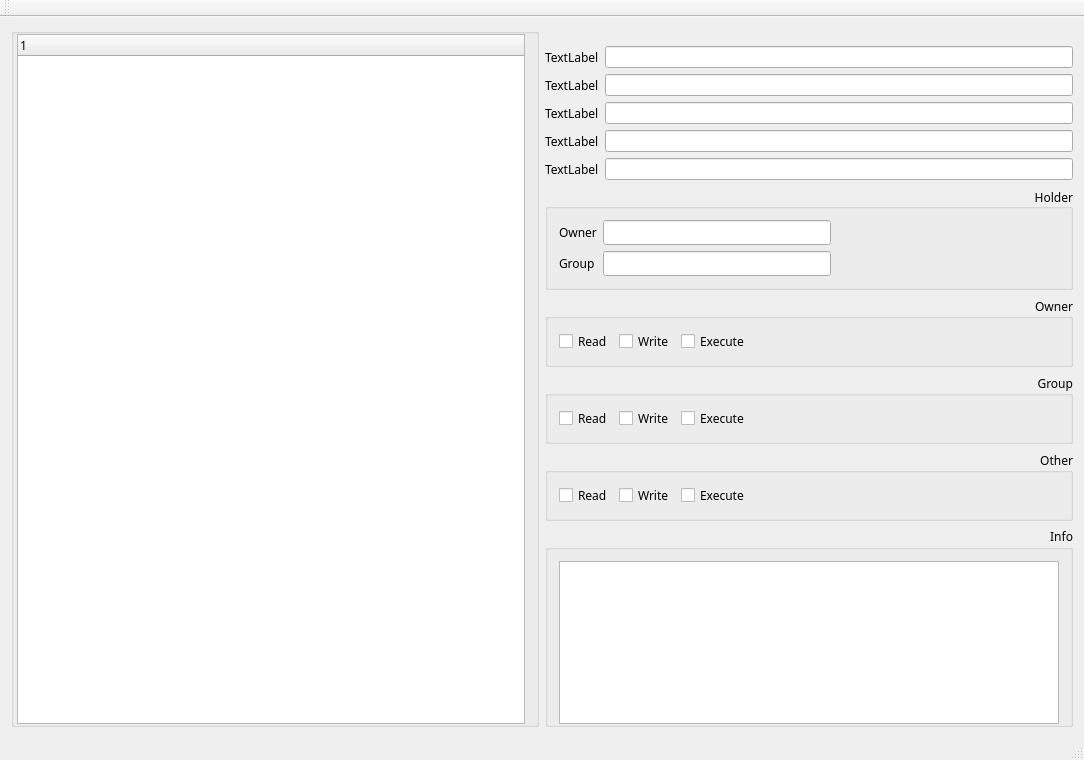
Before: the Qt Designer form mainwindow.ui in bas524/linuxdependency, drawn with Qt 5.
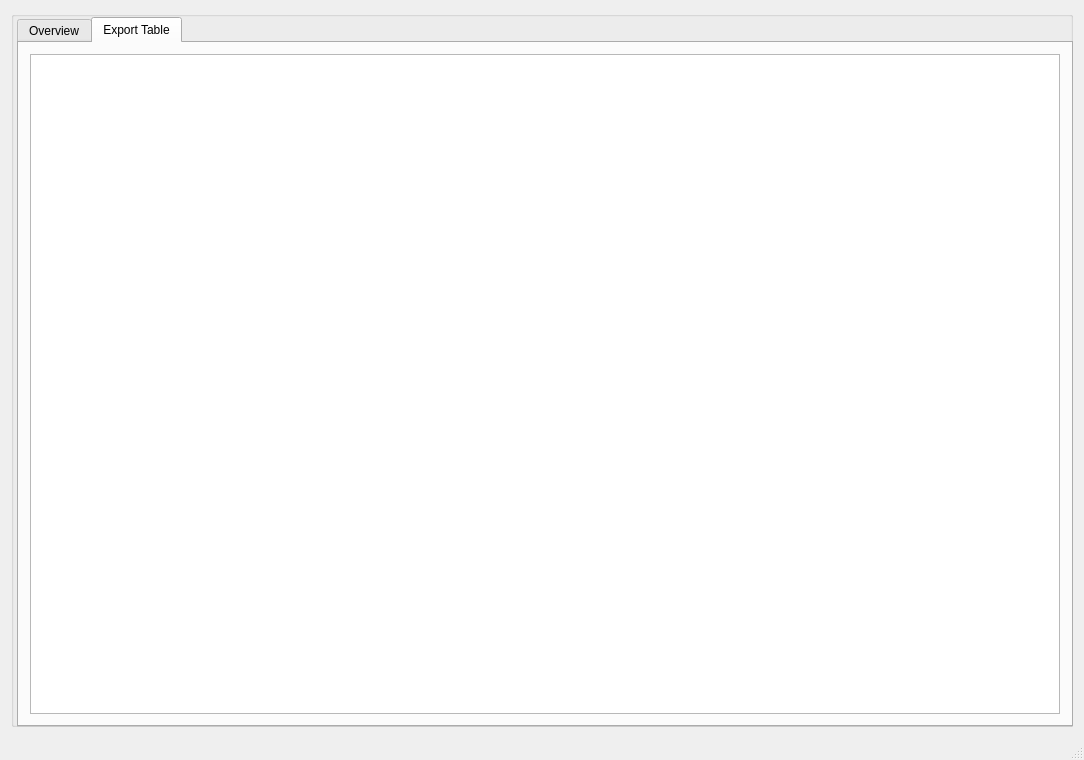
After: the same form once the commit is applied. The open tabs and pages were chosen to show the change. Icons and pictures are not drawn.

Commit message: update : add view of export table

Patch:
```diff
--- a/mainwindow.ui
+++ b/mainwindow.ui
@@ -24,7 +24,7 @@
   </property>
   <widget class="QWidget" name="centralWidget">
    <layout class="QGridLayout" name="gridLayout_6">
-    <item row="0" column="0">
+    <item row="0" column="0" rowspan="2" colspan="2">
      <widget class="QGroupBox" name="groupBoxDependency">
       <property name="font">
        <font>
@@ -50,6 +50,19 @@
        <property name="verticalSpacing">
         <number>12</number>
        </property>
+      </layout>
+     </widget>
+    </item>
+    <item row="1" column="1">
+     <widget class="QTabWidget" name="tabWidget">
+      <property name="currentIndex">
+       <number>0</number>
+      </property>
+      <widget class="QWidget" name="tabOverview">
+       <attribute name="title">
+        <string>Overview</string>
+       </attribute>
+       <layout class="QGridLayout" name="gridLayout_8">
        <item row="0" column="0">
         <widget class="QTreeWidget" name="treeWidget">
          <column>
@@ -59,9 +72,6 @@
          </column>
         </widget>
        </item>
-      </layout>
-     </widget>
-    </item>
     <item row="0" column="1">
      <layout class="QVBoxLayout" name="verticalLayout">
       <property name="topMargin">
@@ -536,6 +546,26 @@
     </item>
    </layout>
   </widget>
+      <widget class="QWidget" name="tabExport">
+       <attribute name="title">
+        <string>Export Table</string>
+       </attribute>
+       <layout class="QGridLayout" name="gridLayout_9">
+        <item row="0" column="0">
+         <widget class="QListWidget" name="listWidgetExportTable">
+          <property name="font">
+           <font>
+            <family>Ubuntu Mono</family>
+           </font>
+          </property>
+         </widget>
+        </item>
+       </layout>
+      </widget>
+     </widget>
+    </item>
+   </layout>
+  </widget>
   <widget class="QMenuBar" name="menuBar">
    <property name="geometry">
     <rect>
@@ -546,14 +576,6 @@
     </rect>
    </property>
   </widget>
-  <widget class="QToolBar" name="mainToolBar">
-   <attribute name="toolBarArea">
-    <enum>TopToolBarArea</enum>
-   </attribute>
-   <attribute name="toolBarBreak">
-    <bool>false</bool>
-   </attribute>
-  </widget>
   <widget class="QStatusBar" name="statusBar"/>
  </widget>
  <layoutdefault spacing="6" margin="11"/>
```
Lines whose indentation alone changed are shown as unchanged. The commit also changes 3 other files.
